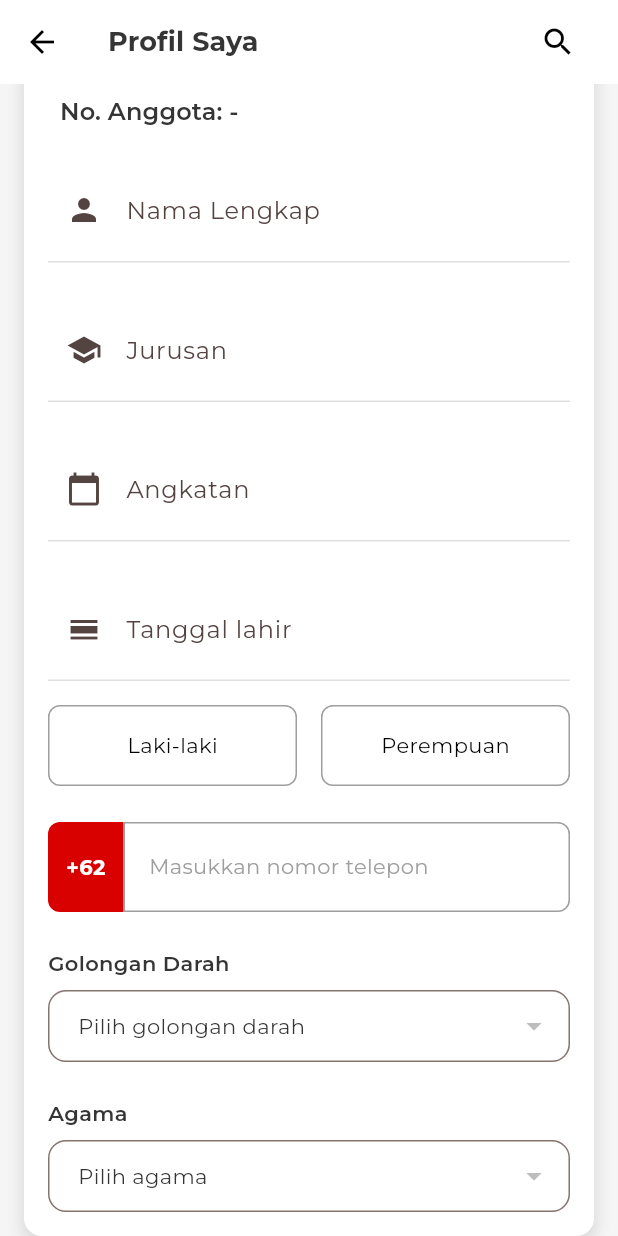
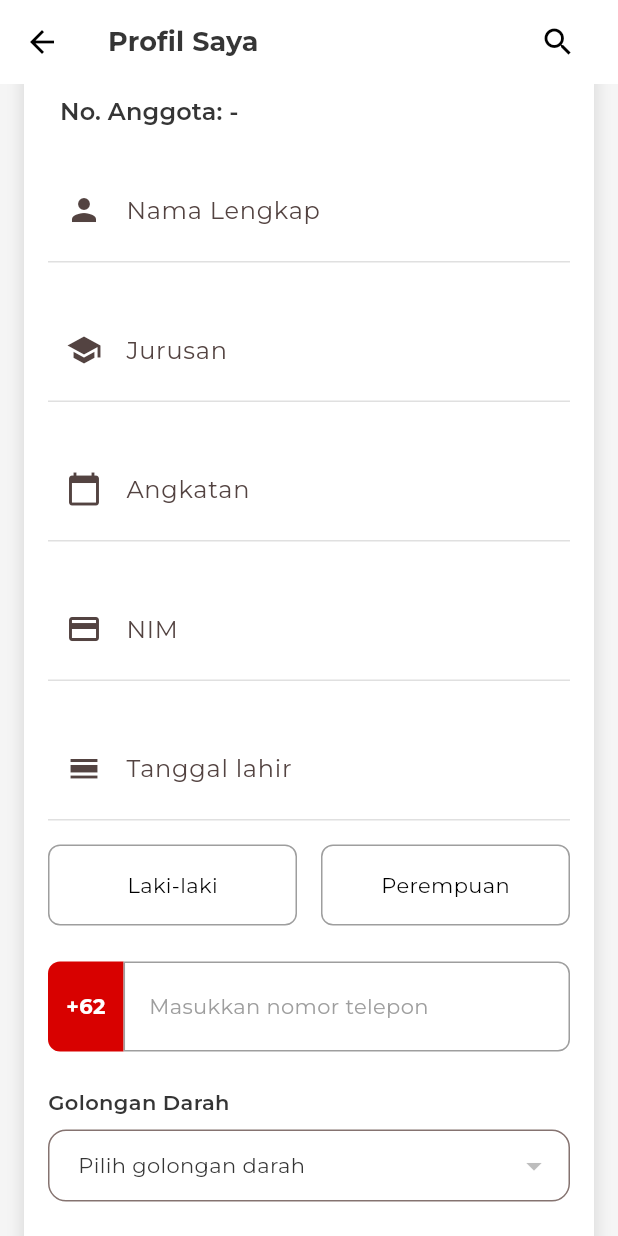
Before and after one commit to arctanziru/alumni_hub_ft_uh, a Flutter app: the ProfileScreen screen opened by its route, scrolled down 177 dp, on a phone screen of 412 x 824 dp. Run offline on Flutter 3.47's test engine with Material 3 defaults, Android fonts, the phone set to English and light mode, and no system bars; our stand-ins replace bloc, dio, flutter_bloc, flutter_dotenv, flutter_svg, flutter_widget_from_html and 13 more; missing offline and left inert: cached_query, carousel_slider_plus, document_file_save_plus; accounts and stored records are empty; network calls fail.

Commit message:
fix: add alumni and profile restriction

```diff
--- a/lib/common/widgets/appBar/app_bar_menu_widget.dart
+++ b/lib/common/widgets/appBar/app_bar_menu_widget.dart
@@ -97,17 +97,20 @@ class AppBarMenuWidget extends StatelessWidget {
                           NetworkImage(userSession?.user?.avatar ?? ''),
                     ),
                     const SizedBox(width: 16),
-                    Column(
+                    Flexible(
+                      child: Column(
                         crossAxisAlignment: CrossAxisAlignment.start,
                         children: [
                           Text(
                             userSession?.user?.alumni?.nama ?? 'Guest',
                             style: Theme.of(context).textTheme.titleLarge,
+                            softWrap: true,
                           ),
                           Text(
                             userSession?.user?.email ?? '',
                           ),
                         ],
+                      ),
                     ),
                   ],
                 ),
--- a/lib/features/news/data/news_remote_data_source.dart
+++ b/lib/features/news/data/news_remote_data_source.dart
@@ -31,7 +31,7 @@ class NewsRemoteDataSource {
 
   Future<NewsGetOneModelResponse> toggleLikeNews(int id) async {
     final response = await _api.createApiCall(
-      endpoint: '/berita/like/',
+      endpoint: '/berita/like',
       method: NetworkCallMethod.post,
       body: {'id_berita': id},
     );
--- a/lib/features/user/screens/profile_screen.dart
+++ b/lib/features/user/screens/profile_screen.dart
@@ -182,6 +182,13 @@ class _ProfileScreenState extends State<ProfileScreen> {
                           description: _angkatanController.text,
                           icon: Icons.calendar_today,
                           controller: _angkatanController,
+                          readOnly: true,
+                        ),
+                        TextFieldProfileWidget(
+                          label: 'NIM',
+                          description: _stambukController.text,
+                          icon: Icons.credit_card,
+                          controller: _stambukController,
                           readOnly: true,
                         ),
                         TextFieldProfileWidget(
```
Also changed, not shown: lib/features/auth/insert_alumni_data_screen.dart (+16 -9 lines), lib/features/claim_alumni/domain/models/add_alumni_model.dart (+4 -3 lines), lib/features/claim_alumni/domain/models/add_alumni_model.freezed.dart, lib/features/claim_alumni/domain/models/add_alumni_model.g.dart, lib/locator.config.dart, pubspec.lock, 1 other file. Lines whose indentation alone changed are shown as unchanged.
